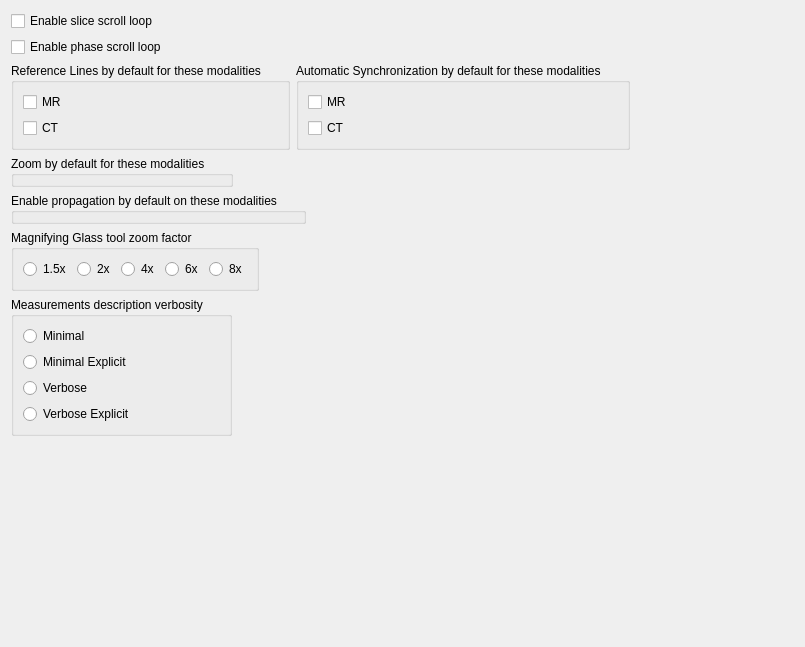
Old version of the form starviewer/src/core/q2dviewerconfigurationscreenbase.ui in the repository starviewer-medical/starviewer.
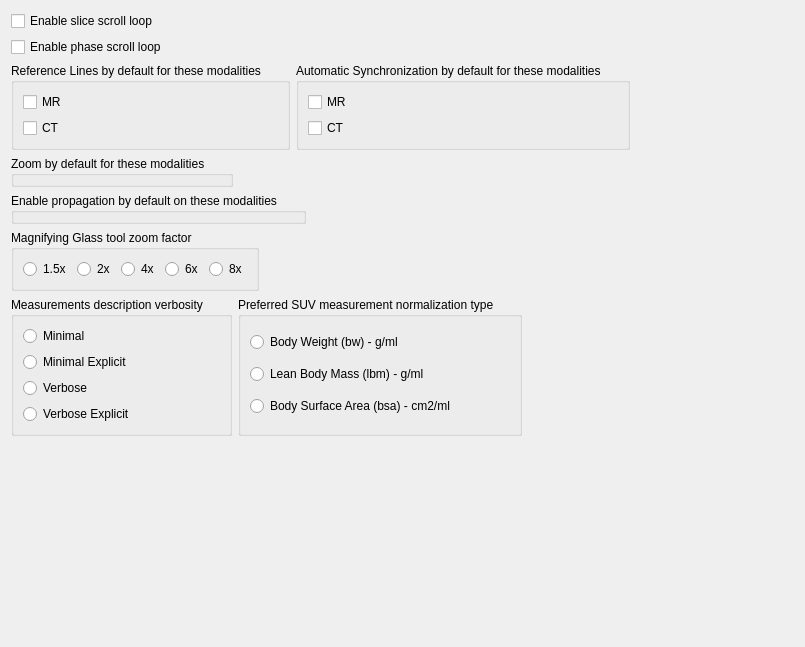
New version of the form. Icons and pictures are not drawn. Custom widgets are drawn as their Qt base class.

Commit message: ﻿ENH: Making SUV formulas settings configurable through the configuration interface (#1986)

What changed in the file:
```diff
--- a/starviewer/src/core/q2dviewerconfigurationscreenbase.ui
+++ b/starviewer/src/core/q2dviewerconfigurationscreenbase.ui
@@ -270,6 +270,36 @@
        </layout>
       </widget>
      </item>
+     <item>
+      <widget class="QGroupBox" name="groupBox_5">
+       <property name="title">
+        <string>Preferred SUV measurement normalization type</string>
+       </property>
+       <layout class="QGridLayout" name="gridLayout">
+        <item row="0" column="0">
+         <widget class="QRadioButton" name="m_bodyWeightRadioButton">
+          <property name="text">
+           <string>Body Weight (bw) - g/ml</string>
+          </property>
+         </widget>
+        </item>
+        <item row="1" column="0">
+         <widget class="QRadioButton" name="m_leanBodyMassRadioButton">
+          <property name="text">
+           <string>Lean Body Mass (lbm) - g/ml</string>
+          </property>
+         </widget>
+        </item>
+        <item row="2" column="0">
+         <widget class="QRadioButton" name="m_bodySurfaceAreaRadioButton">
+          <property name="text">
+           <string>Body Surface Area (bsa) - cm2/ml</string>
+          </property>
+         </widget>
+        </item>
+       </layout>
+      </widget>
+     </item>
      <item>
       <spacer name="horizontalSpacer_4">
        <property name="orientation">
```
The commit also changes 2 other files.
